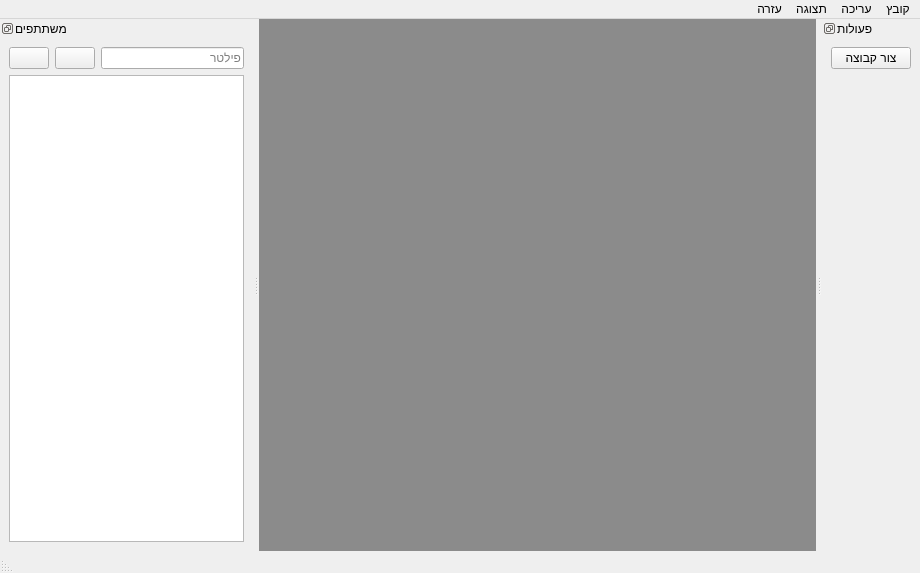
This is gui/resources/mainwindow.ui in PillowTweezers/PurMyun as Qt 5 draws it before an edit. The edited form follows.
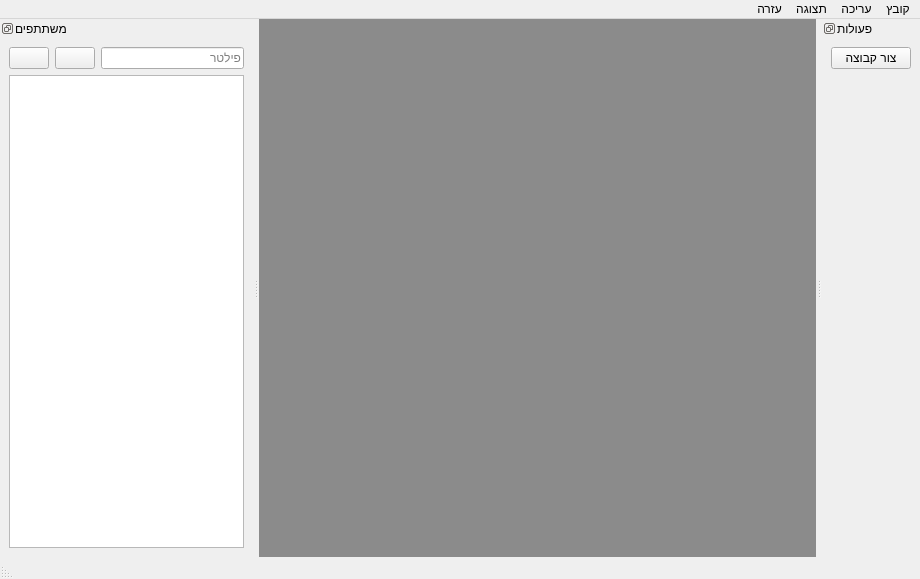
This is the edited form. Icons and pictures are not drawn.

Commit message: Fixed UI spacing with hebrew.

```diff
--- a/gui/resources/mainwindow.ui
+++ b/gui/resources/mainwindow.ui
@@ -7,7 +7,7 @@
                 <x>0</x>
                 <y>0</y>
                 <width>920</width>
-                <height>571</height>
+                <height>579</height>
             </rect>
         </property>
         <property name="windowTitle">
```
Left out of the diff: 6 changed lines with no effect on the pictures. The commit also changes 3 other files.
